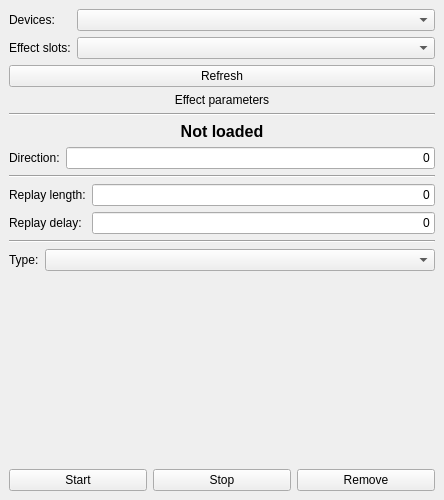
The window that mainwindow.ui (MadCatX/FFBChecker) describes before a commit, drawn with Qt 5.
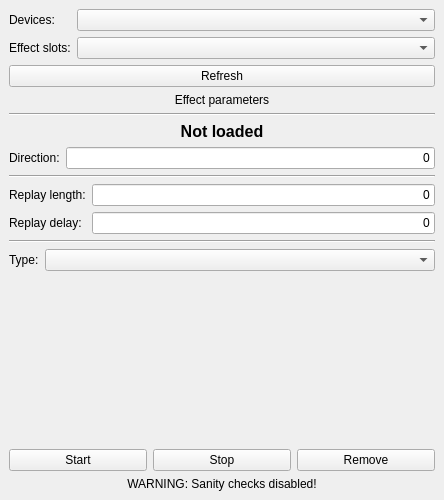
The same window after the commit.

Commit message: Allow bypassing of sanity checks of FFB effect parameters.

```diff
--- a/mainwindow.ui
+++ b/mainwindow.ui
@@ -208,6 +208,25 @@
       </item>
      </layout>
     </item>
+    <item>
+     <widget class="QLabel" name="ql_noChecksWarning">
+      <property name="sizePolicy">
+       <sizepolicy hsizetype="Preferred" vsizetype="Preferred">
+        <horstretch>0</horstretch>
+        <verstretch>0</verstretch>
+       </sizepolicy>
+      </property>
+      <property name="text">
+       <string>WARNING: Sanity checks disabled!</string>
+      </property>
+      <property name="textFormat">
+       <enum>Qt::PlainText</enum>
+      </property>
+      <property name="alignment">
+       <set>Qt::AlignCenter</set>
+      </property>
+     </widget>
+    </item>
    </layout>
   </widget>
  </widget>
```
The commit also changes 10 other files.
